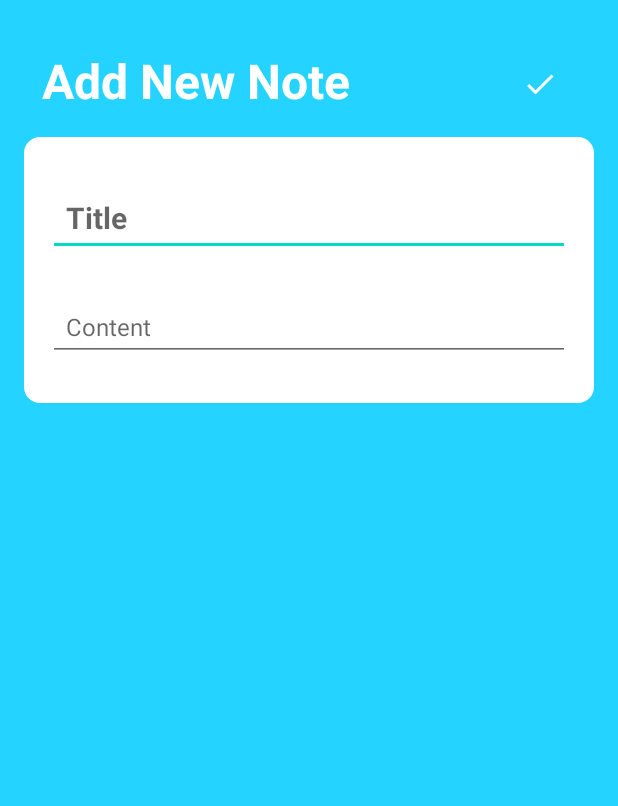
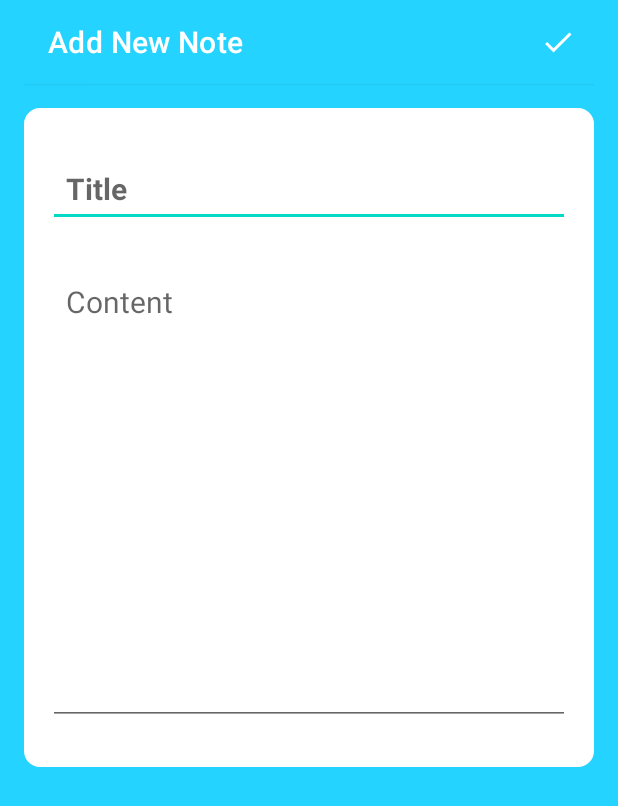
Before and after one commit to Tonyva002/NoteProp, an Android app: the screen it shows after launch once a user with an empty profile is signed in (NoteDetailsActivity), after a tap on "Add", on a phone screen of 412 x 824 dp. Shown: the top 806 px of the screen. Run offline under Robolectric (Android 15) with nearby library versions, the phone set to English and light mode, and no system bars; our stand-ins replace Firebase (no records; nobody signed in at launch, a user with empty details on screens opened directly).

Commit message:
Update files

```diff
--- a/app/src/main/java/com/example/notesprop/Activities/HomeActivity.java
+++ b/app/src/main/java/com/example/notesprop/Activities/HomeActivity.java
@@ -1,9 +1,14 @@
 package com.example.notesprop.Activities;
 
+import androidx.annotation.NonNull;
 import androidx.appcompat.app.AppCompatActivity;
+import androidx.appcompat.widget.Toolbar;
 
 import android.content.Intent;
+import android.graphics.Color;
 import android.os.Bundle;
+import android.view.Menu;
+import android.view.MenuItem;
 
 import com.example.notesprop.R;
 import com.google.android.material.floatingactionbutton.FloatingActionButton;
@@ -18,6 +23,7 @@ public class HomeActivity extends AppCompatActivity {
         setContentView(R.layout.activity_home);
 
         onInit();
+        setToolbar();
 
         addNote.setOnClickListener(v -> startActivity(new Intent(HomeActivity.this, NoteDetailsActivity.class)));
 
@@ -26,4 +32,22 @@ public class HomeActivity extends AppCompatActivity {
     private void onInit() {
         addNote = findViewById(R.id.add_note);
     }
+
+    @Override
+    public boolean onCreateOptionsMenu(Menu menu) {
+        getMenuInflater().inflate(R.menu.menu_options, menu);
+        return super.onCreateOptionsMenu(menu);
+    }
+
+    @Override
+    public boolean onOptionsItemSelected(@NonNull MenuItem item) {
+        return super.onOptionsItemSelected(item);
+    }
+
+    private void setToolbar(){
+        Toolbar toolbar = findViewById(R.id.toolbar);
+        toolbar.setTitle(R.string.app_name);
+        toolbar.setTitleTextColor(Color.WHITE);
+        setSupportActionBar(toolbar);
+    }
 }
--- a/app/src/main/java/com/example/notesprop/Activities/NoteDetailsActivity.java
+++ b/app/src/main/java/com/example/notesprop/Activities/NoteDetailsActivity.java
@@ -2,9 +2,13 @@ package com.example.notesprop.Activities;
 
 import androidx.annotation.NonNull;
 import androidx.appcompat.app.AppCompatActivity;
+import androidx.appcompat.widget.Toolbar;
 
+import android.graphics.Color;
 import android.os.Bundle;
 import android.util.Log;
+import android.view.Menu;
+import android.view.MenuItem;
 import android.widget.EditText;
 import android.widget.ImageButton;
 
@@ -19,7 +23,6 @@ import com.google.firebase.firestore.DocumentReference;
 public class NoteDetailsActivity extends AppCompatActivity {
 
     private EditText etTitle, etContent;
-    private ImageButton btnSabe;
 
     @Override
     protected void onCreate(Bundle savedInstanceState) {
@@ -27,8 +30,8 @@ public class NoteDetailsActivity extends AppCompatActivity {
         setContentView(R.layout.activity_note_details);
 
         onInit();
+        setToolbar();
 
-        btnSabe.setOnClickListener(v -> saveNote());
     }
 
     private void saveNote() {
@@ -68,10 +71,37 @@ public class NoteDetailsActivity extends AppCompatActivity {
 
     }
 
+    @Override
+    public boolean onCreateOptionsMenu(Menu menu) {
+        getMenuInflater().inflate(R.menu.menu_options, menu);
+        return super.onCreateOptionsMenu(menu);
+    }
+
+    @Override
+    public boolean onOptionsItemSelected(@NonNull MenuItem item) {
+        switch (item.getItemId()){
+            case R.id.save:
+                saveNote();
+                break;
+            default:
+                throw new IllegalStateException("Unexpected value: " + item.getItemId());
+        }
+        return super.onOptionsItemSelected(item);
+    }
+
     private void onInit() {
         etTitle = findViewById(R.id.etNoteTitle);
         etContent = findViewById(R.id.etNoteContent);
-        btnSabe = findViewById(R.id.saveNote);
+
+    }
+
+    private void setToolbar(){
+        Toolbar toolbar = findViewById(R.id.toolbar);
+        toolbar.setTitle(R.string.new_note_message);
+        toolbar.setTitleTextColor(Color.WHITE);
+        setSupportActionBar(toolbar);
+
+
     }
 
 
--- a/app/src/main/res/drawable/done_24.xml
+++ b/app/src/main/res/drawable/done_24.xml
@@ -1,4 +1,4 @@
-<vector android:height="24dp" android:tint="#000000"
+<vector android:height="24dp" android:tint="#ffffff"
     android:viewportHeight="24" android:viewportWidth="24"
     android:width="24dp" xmlns:android="http://schemas.android.com/apk/res/android">
     <path android:fillColor="@android:color/white" android:pathData="M9,16.2L4.8,12l-1.4,1.4L9,19 21,7l-1.4,-1.4L9,16.2z"/>
--- /dev/null
+++ b/app/src/main/res/drawable/menu_24.xml
@@ -0,0 +1,5 @@
+<vector android:height="24dp" android:tint="#000000"
+    android:viewportHeight="24" android:viewportWidth="24"
+    android:width="24dp" xmlns:android="http://schemas.android.com/apk/res/android">
+    <path android:fillColor="@android:color/white" android:pathData="M3,18h18v-2L3,16v2zM3,13h18v-2L3,11v2zM3,6v2h18L21,6L3,6z"/>
+</vector>
--- a/app/src/main/res/layout/activity_home.xml
+++ b/app/src/main/res/layout/activity_home.xml
@@ -4,7 +4,13 @@
     xmlns:tools="http://schemas.android.com/tools"
     android:layout_width="match_parent"
     android:layout_height="match_parent"
+    android:background="@color/my_primary"
     tools:context=".Activities.HomeActivity">
+
+    <include android:id="@+id/toolbar"
+        layout="@layout/toolbar"/>
+
+
 
     <com.google.android.material.floatingactionbutton.FloatingActionButton
         android:id="@+id/add_note"
--- a/app/src/main/res/layout/activity_note_details.xml
+++ b/app/src/main/res/layout/activity_note_details.xml
@@ -5,35 +5,14 @@
     android:layout_width="match_parent"
     android:layout_height="match_parent"
     android:background="@color/my_primary"
-    android:padding="@dimen/common_size_default"
+    android:paddingHorizontal="@dimen/common_size_default"
+    android:paddingBottom="@dimen/common_size_min"
     tools:context=".Activities.NoteDetailsActivity">
 
+    <include android:id="@+id/toolbar"
+        layout="@layout/toolbar"/>
 
-    <TextView
-        android:id="@+id/tvNoteTitle"
-        android:layout_width="wrap_content"
-        android:layout_height="wrap_content"
-        android:layout_marginTop="@dimen/common_size_default"
-        android:layout_marginStart="@dimen/common_size_min"
-        android:text="@string/add_new_note_message"
-        android:textColor="@color/white"
-        android:textSize="32sp"
-        android:textStyle="bold"
-        app:layout_constraintStart_toStartOf="parent"
-        app:layout_constraintTop_toTopOf="parent"/>
 
-    <ImageButton
-        android:id="@+id/saveNote"
-        android:layout_width="48dp"
-        android:layout_height="48dp"
-        android:layout_marginEnd="@dimen/common_size_min"
-        android:src="@drawable/done_24"
-        app:tint="@color/white"
-        android:background="?attr/selectableItemBackgroundBorderless"
-        android:scaleType="centerInside"
-        app:layout_constraintEnd_toEndOf="parent"
-        app:layout_constraintTop_toTopOf="@id/tvNoteTitle"
-        android:contentDescription="@string/image_save_message" />
 
     <LinearLayout
         android:id="@+id/layoutTitle"
@@ -44,7 +23,7 @@
         android:padding="@dimen/common_size_default"
         android:backgroundTint="@color/white"
         android:background="@drawable/rounded_corner"
-        app:layout_constraintTop_toBottomOf="@+id/tvNoteTitle">
+        app:layout_constraintTop_toBottomOf="@+id/toolbar">
 
         <EditText
             android:id="@+id/etNoteTitle"
@@ -64,14 +43,13 @@
             android:layout_width="match_parent"
             android:layout_height="wrap_content"
             android:layout_marginVertical="@dimen/common_size_min"
+            android:padding="@dimen/common_size_min"
             android:autofillHints="Content"
             android:gravity="top"
             android:hint="@string/content_message"
-            android:inputType="textPersonName"
-            android:minLines="15"
-            android:padding="@dimen/common_size_min"
+            android:minLines="12"
             android:textColor="@color/black"
-            android:textSize="16sp" />
+            android:textSize="20sp"/>
 
     </LinearLayout>
 
--- /dev/null
+++ b/app/src/main/res/layout/toolbar.xml
@@ -0,0 +1,11 @@
+<?xml version="1.0" encoding="utf-8"?>
+<androidx.appcompat.widget.Toolbar xmlns:android="http://schemas.android.com/apk/res/android"
+    android:layout_width="match_parent"
+    android:layout_height="?attr/actionBarSize"
+    xmlns:app="http://schemas.android.com/apk/res-auto"
+    android:background="?attr/colorPrimary"
+    android:elevation="1dp"
+    android:theme="@style/ThemeOverlay.AppCompat.ActionBar"
+    app:popupTheme="@style/ThemeOverlay.AppCompat.Light">
+
+</androidx.appcompat.widget.Toolbar>
--- /dev/null
+++ b/app/src/main/res/menu/menu_options.xml
@@ -0,0 +1,11 @@
+<?xml version="1.0" encoding="utf-8"?>
+<menu xmlns:android="http://schemas.android.com/apk/res/android"
+    xmlns:app="http://schemas.android.com/apk/res-auto">
+
+    <item
+        android:id="@+id/save"
+        android:title="@string/save_message"
+        app:showAsAction="always"
+        android:icon="@drawable/done_24"/>
+
+</menu>
--- a/app/src/main/res/values/strings.xml
+++ b/app/src/main/res/values/strings.xml
@@ -1,5 +1,5 @@
 <resources>
-    <string name="app_name">Notes Prop</string>
+    <string name="app_name">Notes</string>
     <string name="add_user_image_message">Add user image</string>
     <string name="hello_message">Hello</string>
     <string name="let_get_started_message">Let\'s get started</string>
@@ -13,8 +13,9 @@
     <string name="don_have_account_message">Don\'t have an account</string>
     <string name="add_message">Add</string>
     <string name="add_new_note_message">Add New Note</string>
-    <string name="image_save_message">Image save</string>
+    <string name="save_message">Save</string>
     <string name="title_message">Title</string>
     <string name="content_message">Content</string>
     <string name="required_message">Title is required</string>
+    <string name="new_note_message">Add New Note </string>
 </resources>
```
